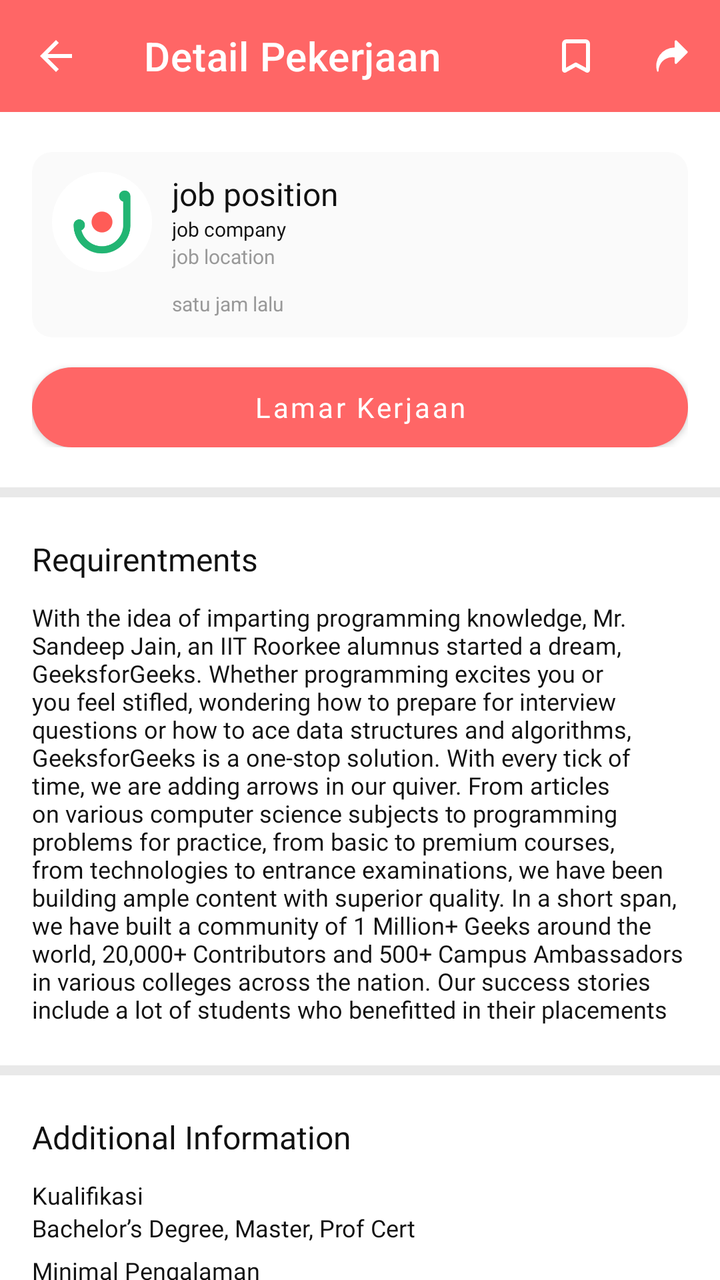
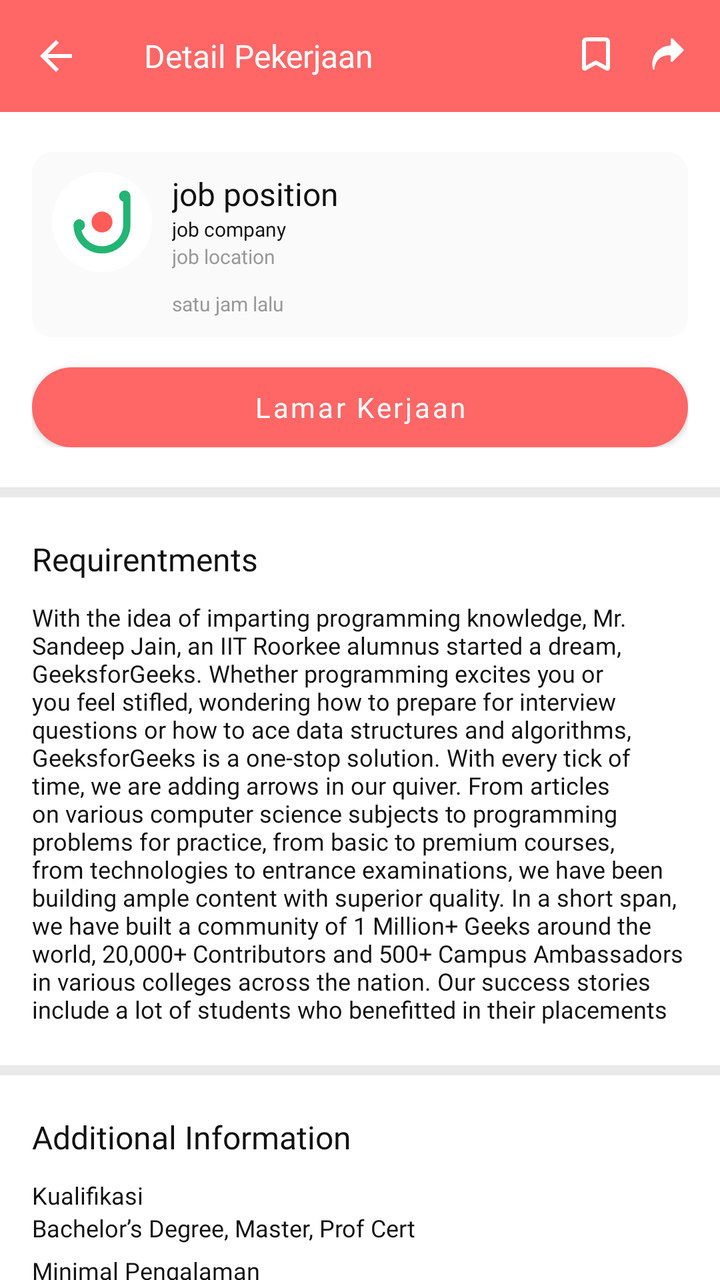

Compare the two renders of this Android layout. The source of the first and the diff that turns it into the second are given below.
<!-- AndroidManifest.xml: application theme Theme.Kerjaloka -->
<!-- res/layout/fragment_job_detail.xml -->
<?xml version="1.0" encoding="utf-8"?>
<LinearLayout xmlns:android="http://schemas.android.com/apk/res/android"
    xmlns:app="http://schemas.android.com/apk/res-auto"
    xmlns:tools="http://schemas.android.com/tools"
    android:layout_width="match_parent"
    android:layout_height="match_parent"
    android:orientation="vertical"
    tools:context=".ui.Screens.JobDetailScreen.JobDetailFragment">

    <com.google.android.material.appbar.AppBarLayout
        android:layout_width="match_parent"
        android:layout_height="wrap_content"
        app:elevation="5dp">

        <com.google.android.material.appbar.MaterialToolbar
            style="@style/Widget.MaterialComponents.Toolbar.Primary"
            android:layout_width="match_parent"
            android:layout_height="?attr/actionBarSize"
            android:background="@color/danger_500"
            app:menu="@menu/topbar_menu_job_detail"
            app:navigationIcon="@drawable/ic_back"
            app:title="Detail Pekerjaan"
            app:titleTextColor="@color/white" />
    </com.google.android.material.appbar.AppBarLayout>

    <androidx.core.widget.NestedScrollView
        android:layout_width="match_parent"
        android:layout_height="match_parent">

        <LinearLayout
            android:layout_width="match_parent"
            android:layout_height="wrap_content"
            android:orientation="vertical">

            <LinearLayout
                android:layout_width="match_parent"
                android:layout_height="wrap_content"
                android:layout_marginTop="20dp"
                android:orientation="vertical"
                android:paddingHorizontal="16dp">

                <com.google.android.material.card.MaterialCardView
                    android:layout_width="match_parent"
                    android:layout_height="match_parent"
                    android:layout_marginBottom="15dp"
                    android:backgroundTint="@color/light_300"
                    app:cardCornerRadius="10dp"
                    app:cardElevation="0dp">

                    <LinearLayout
                        android:layout_width="match_parent"
                        android:layout_height="wrap_content"
                        android:orientation="horizontal"
                        android:padding="10dp">

                        <ImageView
                            android:id="@+id/logo_company"
                            android:layout_width="50dp"
                            android:layout_height="50dp"
                            android:layout_marginEnd="10dp"
                            android:src="@drawable/kerjaloka_logo_small" />

                        <LinearLayout
                            android:layout_width="match_parent"
                            android:layout_height="wrap_content"
                            android:orientation="vertical">

                            <TextView
                                android:id="@+id/jobTitle"
                                android:layout_width="wrap_content"
                                android:layout_height="wrap_content"
                                android:fontFamily="@font/poppins_semibold"
                                android:text="job position"
                                android:textColor="@color/dark_100"
                                android:textSize="16sp" />

                            <TextView
                                android:id="@+id/jobCompany"
                                android:layout_width="wrap_content"
                                android:layout_height="wrap_content"
                                android:fontFamily="@font/poppins"
                                android:text="job company"
                                android:textColor="@color/dark_100"
                                android:textSize="10sp"
                                tools:ignore="SmallSp" />

                            <TextView
                                android:id="@+id/jobLocation"
                                android:layout_width="wrap_content"
                                android:layout_height="wrap_content"
                                android:fontFamily="@font/poppins"
                                android:text="job location"
                                android:textColor="@color/trueGray_50"
                                android:textSize="10sp"
                                tools:ignore="SmallSp" />

                            <TextView
                                android:id="@+id/jobDate"
                                android:layout_width="wrap_content"
                                android:layout_height="wrap_content"
                                android:layout_marginTop="10dp"
                                android:text="satu jam lalu"
                                android:textColor="@color/trueGray_50"
                                android:textSize="10sp"
                                tools:ignore="SmallSp" />
                        </LinearLayout>


                    </LinearLayout>
                </com.google.android.material.card.MaterialCardView>

                <com.google.android.material.button.MaterialButton
                    android:id="@+id/apply_job_button"
                    android:layout_width="match_parent"
                    android:layout_height="40dp"
                    android:background="@drawable/button_primary"
                    android:fontFamily="@font/poppins"
                    android:text="@string/lamar_kerja"
                    android:textAllCaps="false" />

            </LinearLayout>

            <View
                android:layout_width="match_parent"
                android:layout_height="5dp"
                android:layout_marginVertical="20dp"
                android:background="@color/light_500" />

            
            <LinearLayout
                android:layout_width="match_parent"
                android:layout_height="wrap_content"
                android:layout_marginHorizontal="16dp"
                android:orientation="vertical">

                <TextView
                    android:layout_width="wrap_content"
                    android:layout_height="wrap_content"
                    android:fontFamily="@font/poppins_semibold"
                    android:text="@string/requirentments"
                    android:textColor="@color/dark_100"
                    android:textSize="16sp" />

                <TextView
                    android:id="@+id/jobRequirement"
                    android:layout_width="match_parent"
                    android:layout_height="wrap_content"
                    android:layout_marginTop="10dp"
                    android:fontFamily="@font/poppins"
                    android:text="@string/content"
                    android:textColor="@color/dark_100"
                    android:textSize="12sp" />
            </LinearLayout>

            <View
                android:layout_width="match_parent"
                android:layout_height="5dp"
                android:layout_marginVertical="20dp"
                android:background="@color/light_500" />

            
            <LinearLayout
                android:layout_width="match_parent"
                android:layout_height="wrap_content"
                android:layout_marginHorizontal="16dp"
                android:orientation="vertical">

                <TextView
                    android:layout_width="wrap_content"
                    android:layout_height="wrap_content"
                    android:fontFamily="@font/poppins_semibold"
                    android:text="@string/additional_information"
                    android:textColor="@color/dark_100"
                    android:textSize="16sp" />

                <LinearLayout
                    android:layout_width="match_parent"
                    android:layout_height="wrap_content"
                    android:layout_marginTop="10dp"
                    android:orientation="vertical">

                    <TextView
                        android:layout_width="wrap_content"
                        android:layout_height="wrap_content"
                        android:fontFamily="@font/poppins_semibold"
                        android:text="@string/kualifikasi"
                        android:textColor="@color/dark_100"
                        android:textSize="12sp" />

                    <TextView
                        android:id="@+id/jobQualification"
                        android:layout_width="wrap_content"
                        android:layout_height="wrap_content"
                        android:fontFamily="@font/poppins"
                        android:text="Bachelor’s Degree, Master, Prof Cert"
                        android:textColor="@color/dark_100"
                        android:textSize="12sp" />
                </LinearLayout>

                <LinearLayout
                    android:layout_width="match_parent"
                    android:layout_height="wrap_content"
                    android:layout_marginTop="5dp"
                    android:orientation="vertical">

                    <TextView
                        android:layout_width="wrap_content"
                        android:layout_height="wrap_content"
                        android:fontFamily="@font/poppins_semibold"
                        android:text="@string/minimal_pengalaman"
                        android:textColor="@color/dark_100"
                        android:textSize="12sp" />

                    <TextView
                        android:id="@+id/jobExperience"
                        android:layout_width="wrap_content"
                        android:layout_height="wrap_content"
                        android:fontFamily="@font/poppins"
                        android:text="Bachelor’s Degree, Master, Prof Cert"
                        android:textColor="@color/dark_100"
                        android:textSize="12sp" />
                </LinearLayout>

                <LinearLayout
                    android:layout_width="match_parent"
                    android:layout_height="wrap_content"
                    android:layout_marginTop="5dp"
                    android:orientation="vertical">

                    <TextView
                        android:layout_width="wrap_content"
                        android:layout_height="wrap_content"
                        android:fontFamily="@font/poppins_semibold"
                        android:text="@string/job_field"
                        android:textColor="@color/dark_100"
                        android:textSize="12sp" />

                    <TextView
                        android:id="@+id/jobField"
                        android:layout_width="wrap_content"
                        android:layout_height="wrap_content"
                        android:fontFamily="@font/poppins"
                        android:text="Marketing, Business Development"
                        android:textColor="@color/dark_100"
                        android:textSize="12sp" />
                </LinearLayout>

                <LinearLayout
                    android:layout_width="match_parent"
                    android:layout_height="wrap_content"
                    android:layout_marginTop="5dp"
                    android:orientation="vertical">

                    <TextView
                        android:layout_width="wrap_content"
                        android:layout_height="wrap_content"
                        android:fontFamily="@font/poppins_semibold"
                        android:text="@string/role"
                        android:textColor="@color/dark_100"
                        android:textSize="12sp" />

                    <TextView
                        android:id="@+id/jobRole"
                        android:layout_width="wrap_content"
                        android:layout_height="wrap_content"
                        android:fontFamily="@font/poppins"
                        android:text="Manager"
                        android:textColor="@color/dark_100"
                        android:textSize="12sp" />
                </LinearLayout>

                <LinearLayout
                    android:id="@+id/report_job"
                    android:layout_width="match_parent"
                    android:layout_height="wrap_content"
                    android:layout_marginTop="20dp"
                    android:clickable="true"
                    android:focusable="true"
                    tools:ignore="UseCompoundDrawables">

                    <ImageView
                        android:layout_width="wrap_content"
                        android:layout_height="wrap_content"
                        android:src="@drawable/ic_report"
                        tools:ignore="ContentDescription" />

                    <TextView
                        android:layout_width="wrap_content"
                        android:layout_height="wrap_content"
                        android:layout_gravity="center"
                        android:layout_marginStart="5dp"
                        android:fontFamily="@font/poppins_semibold"
                        android:text="@string/lapor_lowongan"
                        android:textColor="@color/danger_500"
                        android:textSize="14sp" />
                </LinearLayout>
            </LinearLayout>

            <View
                android:layout_width="match_parent"
                android:layout_height="5dp"
                android:layout_marginVertical="20dp"
                android:background="@color/light_500" />

            <LinearLayout
                android:layout_width="match_parent"
                android:layout_height="wrap_content"
                android:layout_marginHorizontal="16dp"
                android:layout_marginBottom="20dp">

                <TextView
                    android:layout_width="match_parent"
                    android:layout_height="wrap_content"
                    android:fontFamily="@font/poppins_semibold"
                    android:text="@string/pekerjaan_lainnya_dari_perusahaan_ini"
                    android:textColor="@color/dark_100"
                    android:textSize="16sp" />
            </LinearLayout>
        </LinearLayout>


    </androidx.core.widget.NestedScrollView>


</LinearLayout>
<!-- resources referenced by this layout -->
<resources>
  <color name="danger_500">#FF6666</color>
  <color name="dark_100">#111111</color>
  <color name="light_300">#FAFAFA</color>
  <color name="light_500">#E9E9E9</color>
  <color name="trueGray_50">#999999</color>
  <color name="white">#FFFFFFFF</color>
  <!-- drawable button_primary (drawable) -->
  <?xml version="1.0" encoding="utf-8"?>
  <shape xmlns:android="http://schemas.android.com/apk/res/android">
      <size android:height="60dp" android:width="60dp" />
      <corners android:radius="50dp"/>
      <solid android:color="@color/danger_500" />
  </shape>
  <string name="additional_information">Additional Information</string>
  <string name="content">With the idea of imparting programming
        knowledge, Mr. Sandeep Jain, an IIT Roorkee alumnus started a
        dream, GeeksforGeeks. Whether programming excites you or you feel
        stifled, wondering how to prepare for interview questions or how to
        ace data structures and algorithms, GeeksforGeeks is a one-stop solution.
        With every tick of time, we are adding arrows in our quiver. From articles
        on various computer science subjects to programming problems for practice,
        from basic to premium courses, from technologies to entrance examinations,
        we have been building ample content with superior quality. In a short span,
        we have built a community of 1 Million+ Geeks around the world, 20,000+
        Contributors and 500+ Campus Ambassadors in various colleges across the nation.
        Our success stories include a lot of students who benefitted in their placements </string>
  <string name="job_field">Bidang Pekerjaan</string>
  <string name="kualifikasi">Kualifikasi</string>
  <string name="lamar_kerja">Lamar Kerjaan</string>
  <string name="lapor_lowongan">Lapor Lowongan</string>
  <string name="minimal_pengalaman">Minimal Pengalaman</string>
  <string name="pekerjaan_lainnya_dari_perusahaan_ini">Pekerjaan Lainnya Dari Perusahaan Ini</string>
  <string name="requirentments">Requirentments</string>
  <string name="role">Peran</string>
  <color name="black">#FF000000</color>
  <!-- unchanged entries left out for length: 4 -->
</resources>

<!-- the commit's change to res/layout/fragment_job_detail.xml (unified diff, before → after) -->
@@ -13,14 +13,52 @@
         app:elevation="5dp">
 
         <com.google.android.material.appbar.MaterialToolbar
+            android:id="@+id/toolbar"
             style="@style/Widget.MaterialComponents.Toolbar.Primary"
             android:layout_width="match_parent"
             android:layout_height="?attr/actionBarSize"
             android:background="@color/danger_500"
-            app:menu="@menu/topbar_menu_job_detail"
-            app:navigationIcon="@drawable/ic_back"
-            app:title="Detail Pekerjaan"
-            app:titleTextColor="@color/white" />
+            app:navigationIcon="@drawable/ic_back">
+
+            <androidx.constraintlayout.widget.ConstraintLayout
+                android:layout_width="match_parent"
+                android:layout_height="wrap_content">
+
+                <TextView
+                    android:id="@+id/toolbarTitle"
+                    android:layout_width="wrap_content"
+                    android:layout_height="wrap_content"
+                    android:fontFamily="@font/poppins_semibold"
+                    android:text="@string/detail_pekerjaan"
+                    android:textColor="@color/white"
+                    android:textSize="16sp"
+                    app:layout_constraintStart_toStartOf="parent"
+                    app:layout_constraintTop_toTopOf="parent"
+                   />
+
+                <ImageView
+                    android:id="@+id/toolbar_bookmark"
+                    android:layout_width="20dp"
+                    android:layout_height="20dp"
+                    android:layout_marginEnd="16dp"
+                    android:src="@drawable/ic_bookmark"
+                    app:layout_constraintEnd_toStartOf="@+id/toolbar_share"
+                    app:layout_constraintTop_toTopOf="parent"
+                    android:clickable="true"
+                    tools:ignore="ContentDescription" />
+
+                <ImageView
+                    android:id="@+id/toolbar_share"
+                    android:layout_width="20dp"
+                    android:layout_height="20dp"
+                    android:layout_marginEnd="16dp"
+                    android:src="@drawable/ic_share"
+                    app:layout_constraintEnd_toEndOf="parent"
+                    app:layout_constraintTop_toTopOf="parent"
+                    android:clickable="true"
+                    tools:ignore="MissingConstraints" />
+            </androidx.constraintlayout.widget.ConstraintLayout>
+        </com.google.android.material.appbar.MaterialToolbar>
     </com.google.android.material.appbar.AppBarLayout>
 
     <androidx.core.widget.NestedScrollView
@@ -306,7 +344,8 @@
                 android:layout_width="match_parent"
                 android:layout_height="wrap_content"
                 android:layout_marginHorizontal="16dp"
-                android:layout_marginBottom="20dp">
+                android:layout_marginBottom="20dp"
+                android:orientation="vertical">
 
                 <TextView
                     android:layout_width="match_parent"
@@ -315,6 +354,11 @@
                     android:text="@string/pekerjaan_lainnya_dari_perusahaan_ini"
                     android:textColor="@color/dark_100"
                     android:textSize="16sp" />
+
+                <androidx.recyclerview.widget.RecyclerView
+                    android:id="@+id/recycler_view_recommendation_jobs"
+                    android:layout_width="match_parent"
+                    android:layout_height="wrap_content" />
             </LinearLayout>
         </LinearLayout>
 
<!-- resource entries referenced after the edit -->
@@ -13,6 +13,28 @@
       <corners android:radius="50dp"/>
       <solid android:color="@color/danger_500" />
   </shape>
+  <!-- drawable ic_bookmark (drawable) -->
+  <vector xmlns:android="http://schemas.android.com/apk/res/android"
+      android:width="20dp"
+      android:height="20dp"
+      android:tint="@color/white"
+      android:viewportWidth="40"
+      android:viewportHeight="40">
+    <path
+        android:pathData="M31.26,36.67a2.72,2.72 0,0 1,-1.43 -0.41l-10,-5.43L10.2,36.21a2.66,2.66 0,0 1,-2.66 0.14A2.79,2.79 0,0 1,6 33.85V7.9a4.47,4.47 0,0 1,4.35 -4.57H29.63A4.47,4.47 0,0 1,34 7.9v26a2.77,2.77 0,0 1,-1.51 2.49A2.61,2.61 0,0 1,31.26 36.67ZM32,32.91h0ZM19.79,26.55a2,2 0,0 1,0.95 0.24l9.24,5V7.9c0,-0.35 -0.21,-0.57 -0.35,-0.57H10.37c-0.14,0 -0.35,0.22 -0.35,0.57V31.72l8.8,-4.92A2,2 0,0 1,19.79 26.55Z"
+        android:fillColor="#999"/>
+  </vector>
+  <!-- drawable ic_share (drawable) -->
+  <vector xmlns:android="http://schemas.android.com/apk/res/android"
+      android:width="20dp"
+      android:height="20dp"
+      android:tint="@color/white"
+      android:viewportWidth="40"
+      android:viewportHeight="40">
+    <path
+        android:pathData="M35.75,16a1.12,1.12 0,0 1,-0.33 0.79L24.67,27.58a1.07,1.07 0,0 1,-1.22 0.26,1.09 1.09,0 0,1 -0.72,-1.05V21.84a0.48,0.48 0,0 0,-0.41 -0.47A13.77,13.77 0,0 0,7.79 29.22,13.51 13.51,0 0,0 6.53,35a0.73,0.73 0,0 1,-0.63 0.74H5.78a0.75,0.75 0,0 1,-0.71 -0.53,18.28 18.28,0 0,1 17.2,-23.68 0.46,0.46 0,0 0,0.46 -0.48V5.38a1.08,1.08 0,0 1,0.7 -1,1 1,0 0,1 0.44,-0.09 1.08,1.08 0,0 1,0.84 0.38l10.7,10.62A1.06,1.06 0,0 1,35.75 16Z"
+        android:fillColor="#f66"/>
+  </vector>
   <string name="additional_information">Additional Information</string>
   <string name="content">With the idea of imparting programming
         knowledge, Mr. Sandeep Jain, an IIT Roorkee alumnus started a
@@ -26,6 +48,7 @@
         we have built a community of 1 Million+ Geeks around the world, 20,000+
         Contributors and 500+ Campus Ambassadors in various colleges across the nation.
         Our success stories include a lot of students who benefitted in their placements </string>
+  <string name="detail_pekerjaan">Detail Pekerjaan</string>
   <string name="job_field">Bidang Pekerjaan</string>
   <string name="kualifikasi">Kualifikasi</string>
   <string name="lamar_kerja">Lamar Kerjaan</string>
